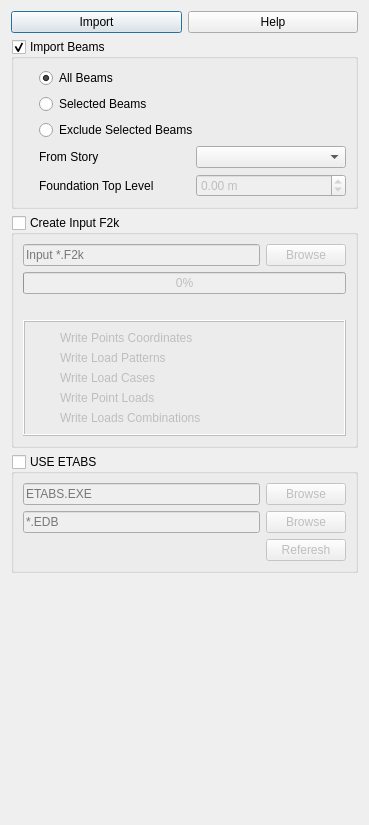
First picture: the form in safe/punch/Resources/ui/etabs_panel.ui, repository ebrahimraeyat/OSAFE, before the edit.
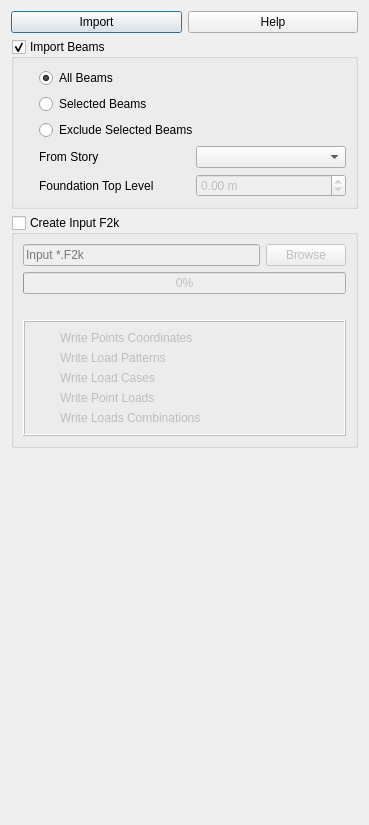
Second picture: the form after the edit. Icons and pictures are not drawn.

Commit message: Adding find_etabs function

```diff
--- a/safe/punch/Resources/ui/etabs_panel.ui
+++ b/safe/punch/Resources/ui/etabs_panel.ui
@@ -361,78 +361,6 @@
      </layout>
     </widget>
    </item>
-   <item>
-    <widget class="QGroupBox" name="use_etabs">
-     <property name="enabled">
-      <bool>true</bool>
-     </property>
-     <property name="title">
-      <string>USE ETABS</string>
-     </property>
-     <property name="flat">
-      <bool>false</bool>
-     </property>
-     <property name="checkable">
-      <bool>true</bool>
-     </property>
-     <property name="checked">
-      <bool>false</bool>
-     </property>
-     <layout class="QGridLayout" name="gridLayout_3">
-      <item row="0" column="0">
-       <widget class="QLineEdit" name="etabs_exe_path">
-        <property name="inputMask">
-         <string/>
-        </property>
-        <property name="text">
-         <string/>
-        </property>
-        <property name="placeholderText">
-         <string>ETABS.EXE</string>
-        </property>
-       </widget>
-      </item>
-      <item row="0" column="1">
-       <widget class="QPushButton" name="browse_etabs_exe">
-        <property name="text">
-         <string>Browse</string>
-        </property>
-       </widget>
-      </item>
-      <item row="1" column="1">
-       <widget class="QPushButton" name="browse_etabs_edb">
-        <property name="text">
-         <string>Browse</string>
-        </property>
-       </widget>
-      </item>
-      <item row="1" column="0">
-       <widget class="QLineEdit" name="etabs_edb_path">
-        <property name="text">
-         <string/>
-        </property>
-        <property name="placeholderText">
-         <string>*.EDB</string>
-        </property>
-       </widget>
-      </item>
-      <item row="2" column="1">
-       <widget class="QPushButton" name="referesh">
-        <property name="toolTip">
-         <string>Read Stories From ETABS File</string>
-        </property>
-        <property name="text">
-         <string>Referesh</string>
-        </property>
-        <property name="icon">
-         <iconset resource="../../py_widget/resource.qrc">
-          <normaloff>:/safe/Resources/icons/referesh.svg</normaloff>:/safe/Resources/icons/referesh.svg</iconset>
-        </property>
-       </widget>
-      </item>
-     </layout>
-    </widget>
-   </item>
    <item>
     <spacer name="verticalSpacer">
      <property name="orientation">
```
The commit also changes 3 other files.
